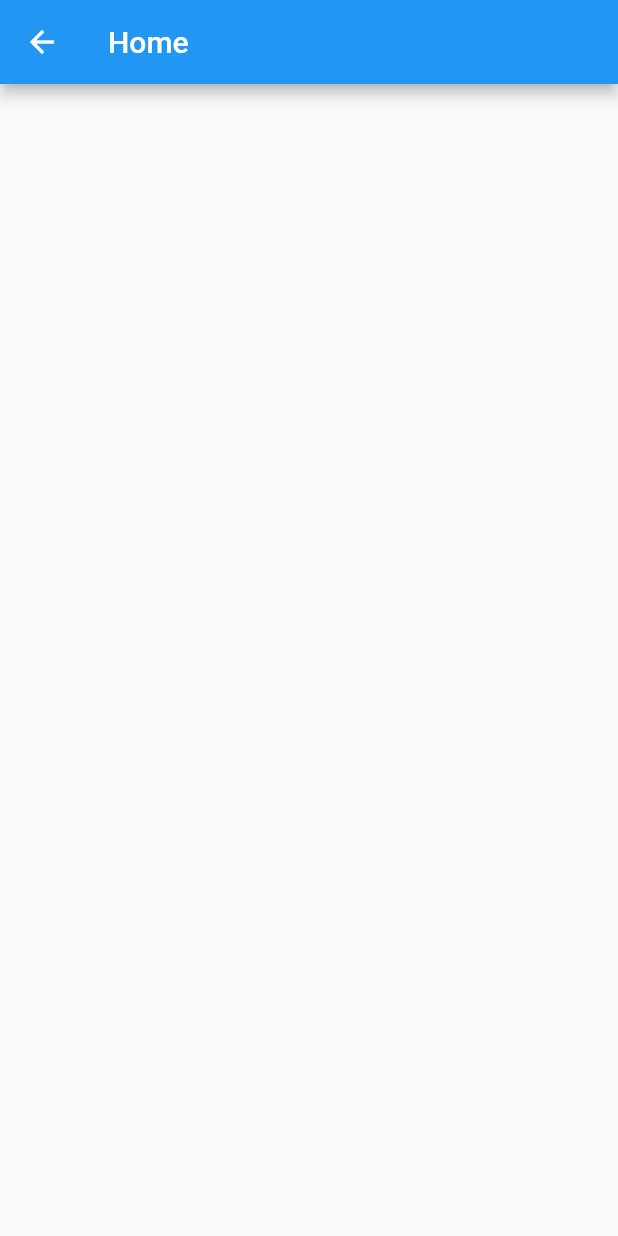
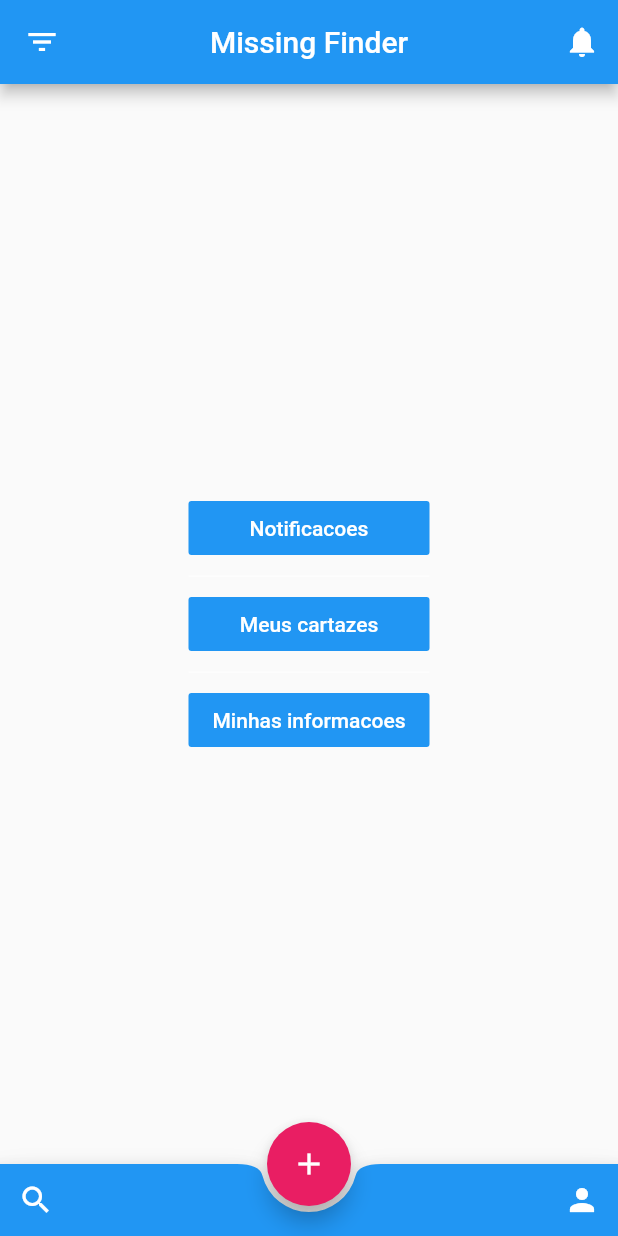
Before and after one commit to RaissaDavinha/missing_finder_flutter, a Flutter app: the HomeActivity screen opened directly, on a phone screen of 412 x 824 dp. Run offline on Flutter 3.47's test engine with Material 2 defaults, Android fonts, the phone set to English and light mode, and no system bars.

Commit message:
base home

```diff
--- a/lib/Home.dart
+++ b/lib/Home.dart
@@ -2,22 +2,90 @@ import 'package:flutter/cupertino.dart';
 import 'package:flutter/material.dart';
 
 class HomeActivity extends StatelessWidget {
-
-  goBack(BuildContext context){
-
-    Navigator.pop(context);
-
-  }
-
   @override
   Widget build(BuildContext context) {
     return Scaffold(
       appBar: AppBar(
-        title: Text("Home"),
+        title: Text("Missing Finder"),
+        centerTitle: true,
+        automaticallyImplyLeading: false,
+        leading: IconButton(
+          onPressed: () {},
+          icon: Icon(
+            Icons.filter_list,
+            color: Colors.white,
+          ),
+        ),
+        actions: [
+          IconButton(
+            onPressed: () {},
+            icon: Icon(
+              Icons.notifications,
+              color: Colors.white,
+            ),
+          ),
+        ],
       ),
-
       body: Center(
+        child: IntrinsicWidth(
+          child: Column(
+            mainAxisAlignment: MainAxisAlignment.center,
+            crossAxisAlignment: CrossAxisAlignment.stretch,
+            children: <Widget>[
+              FlatButton(
+                onPressed: () {},
+                child: Text("Notificacoes"),
+                color: Colors.blue,
+                textColor: Colors.white,
+              ),
+              Divider(
+                color: Colors.white,
+              ),
+              FlatButton(
+                onPressed: () {},
+                child: Text("Meus cartazes"),
+                color: Colors.blue,
+                textColor: Colors.white,
+              ),
+              Divider(
+                color: Colors.white,
+              ),
+              FlatButton(
+                onPressed: () {},
+                child: Text("Minhas informacoes"),
+                color: Colors.blue,
+                textColor: Colors.white,
+              ),
+            ],
+          ),
+        ),
       ),
+      bottomNavigationBar: BottomAppBar(
+        shape: const CircularNotchedRectangle(),
+        color: Colors.blue,
+        child: Row(
+          mainAxisAlignment: MainAxisAlignment.spaceBetween,
+          children: <Widget>[
+            IconButton(
+              onPressed: () {},
+              icon: Icon(
+                Icons.search,
+                color: Colors.white,
+              ),
+            ),
+            IconButton(
+              onPressed: () {},
+              icon: Icon(Icons.person, color: Colors.white),
+            ),
+          ],
+        ),
+      ),
+      floatingActionButton: FloatingActionButton(
+        onPressed: () {},
+        backgroundColor: Colors.pink,
+        child: Icon(Icons.add),
+      ),
+      floatingActionButtonLocation: FloatingActionButtonLocation.centerDocked,
     );
   }
 }
```
